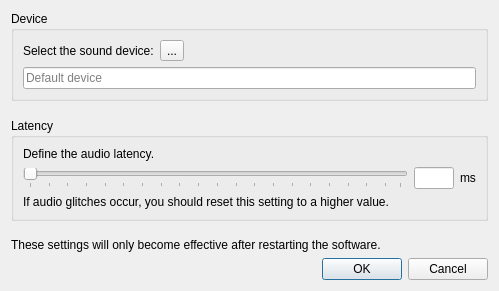
Above: src/audio_config.ui from Wohlstand/OPL3BankEditor before the change. Below: the same form after it.
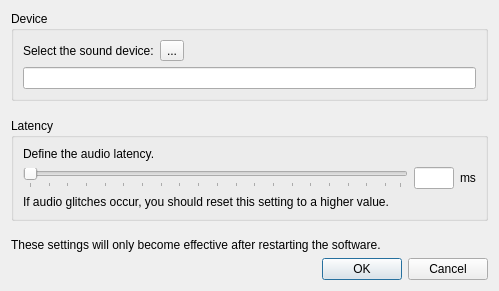
That is the form after the change.

Commit message: audio config: Qt4 compatibility

```diff
--- a/src/audio_config.ui
+++ b/src/audio_config.ui
@@ -56,9 +56,6 @@
         <property name="readOnly">
          <bool>true</bool>
         </property>
-        <property name="placeholderText">
-         <string>Default device</string>
-        </property>
        </widget>
       </item>
      </layout>
```
The commit also changes 1 other file.
